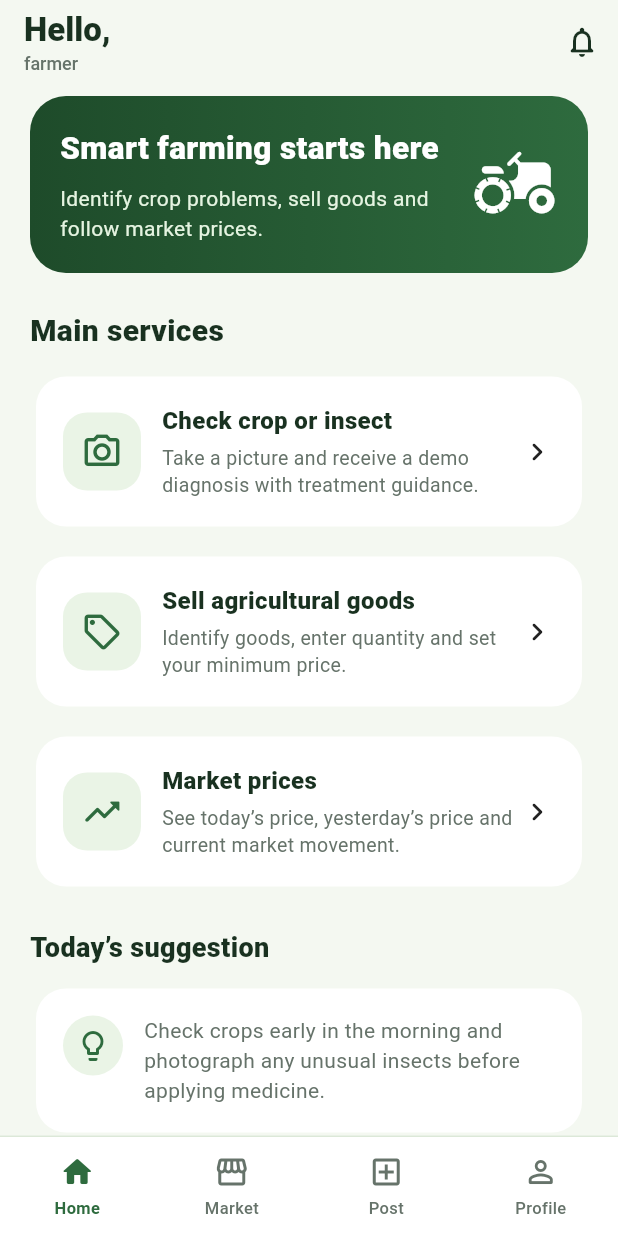
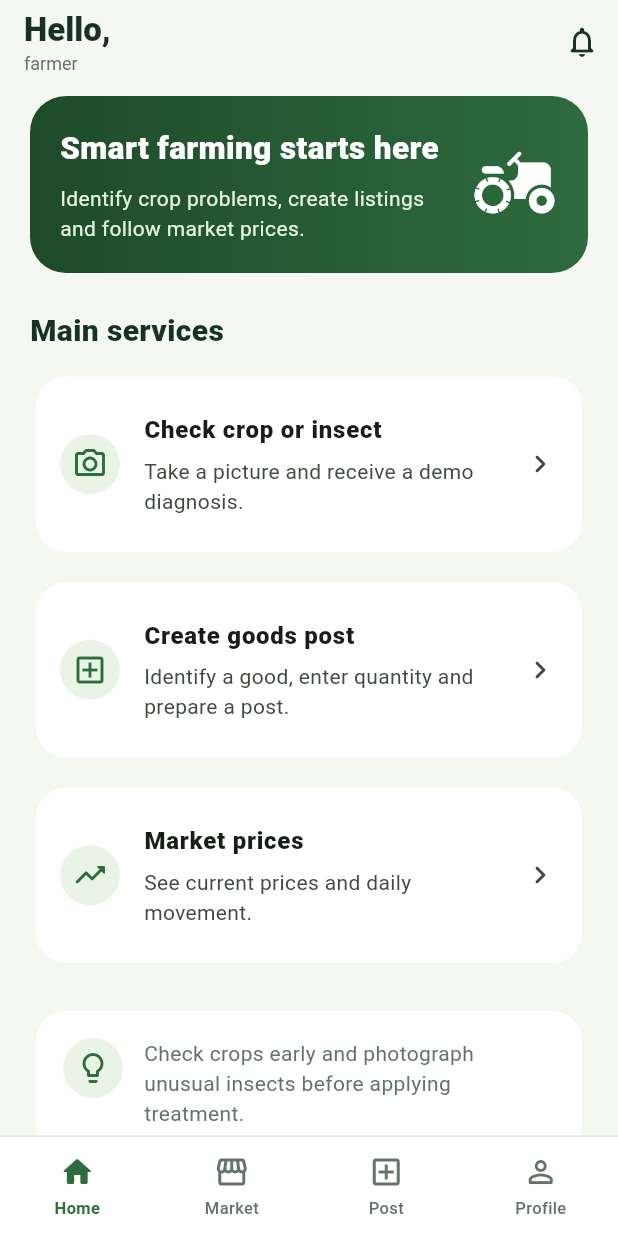
Before and after one commit to Rifatul-Islam-Munna/farmer-gov-asad-project, a Flutter app: the HomePage screen opened by its route, on a phone screen of 412 x 824 dp. Run offline on Flutter 3.47's test engine with Material 3 defaults, Android fonts, the phone set to English and light mode, and no system bars; our stand-ins replace auto_route, dio, flutter_dotenv, flutter_secure_storage, freezed_annotation, get_it and 4 more; missing offline and left inert: cached_query, cached_query_flutter, cached_storage, onesignal_flutter; accounts and stored records are empty; generated files the repository leaves out were written again; statements that could not run were skipped.

Commit message:
refactor(flutter): clean Farmer home page

```diff
--- a/farmer/lib/features/home/presentation/pages/home_page.dart
+++ b/farmer/lib/features/home/presentation/pages/home_page.dart
@@ -2,7 +2,6 @@ import 'package:auto_route/auto_route.dart';
 import 'package:flutter/material.dart';
 import 'package:get_it/get_it.dart';
 
-import '../../../../core/router/app_router.dart';
 import '../../../../core/storage/session_storage.dart';
 import '../../../../core/theme/app_theme.dart';
 
@@ -27,7 +26,6 @@ class HomePage extends StatelessWidget {
               session.role,
               style: const TextStyle(
                 fontSize: 12,
-                fontWeight: FontWeight.w500,
                 color: AppColors.textSecondary,
               ),
             ),
@@ -67,7 +65,7 @@ class HomePage extends StatelessWidget {
                       ),
                       SizedBox(height: 8),
                       Text(
-                        'Identify crop problems, sell goods and follow market prices.',
+                        'Identify crop problems, create listings and follow market prices.',
                         style: TextStyle(
                           color: Color(0xFFE5F4E1),
                           height: 1.4,
@@ -98,40 +96,24 @@ class HomePage extends StatelessWidget {
           _ServiceCard(
             icon: Icons.camera_alt_outlined,
             title: 'Check crop or insect',
-            description:
-                'Take a picture and receive a demo diagnosis with treatment guidance.',
+            description: 'Take a picture and receive a demo diagnosis.',
             onTap: () {},
           ),
           const SizedBox(height: 12),
           _ServiceCard(
-            icon: Icons.sell_outlined,
-            title: 'Sell agricultural goods',
-            description:
-                'Identify goods, enter quantity and set your minimum price.',
-            onTap: () {
-              context.tabsRouter.setActiveIndex(2);
-            },
+            icon: Icons.add_box_outlined,
+            title: 'Create goods post',
+            description: 'Identify a good, enter quantity and prepare a post.',
+            onTap: () => context.tabsRouter.setActiveIndex(2),
           ),
           const SizedBox(height: 12),
           _ServiceCard(
             icon: Icons.trending_up_rounded,
             title: 'Market prices',
-            description:
-                'See today’s price, yesterday’s price and current market movement.',
-            onTap: () {
-              context.tabsRouter.setActiveIndex(1);
-            },
+            description: 'See current prices and daily movement.',
+            onTap: () => context.tabsRouter.setActiveIndex(1),
           ),
           const SizedBox(height: 24),
-          const Text(
-            'Today’s suggestion',
-            style: TextStyle(
-              fontSize: 18,
-              fontWeight: FontWeight.w800,
-              color: AppColors.textPrimary,
-            ),
-          ),
-          const SizedBox(height: 10),
           const Card(
             child: Padding(
               padding: EdgeInsets.all(18),
@@ -146,7 +128,7 @@ class HomePage extends StatelessWidget {
                   SizedBox(width: 14),
                   Expanded(
                     child: Text(
-                      'Check crops early in the morning and photograph any unusual insects before applying medicine.',
+                      'Check crops early and photograph unusual insects before applying treatment.',
                       style: TextStyle(
                         height: 1.45,
                         color: AppColors.textSecondary,
@@ -179,51 +161,23 @@ class _ServiceCard extends StatelessWidget {
   @override
   Widget build(BuildContext context) {
     return Card(
-      child: InkWell(
+      child: ListTile(
         onTap: onTap,
-        borderRadius: BorderRadius.circular(20),
-        child: Padding(
-          padding: const EdgeInsets.all(18),
-          child: Row(
-            children: [
-              Container(
-                width: 52,
-                height: 52,
-                decoration: BoxDecoration(
-                  color: const Color(0xFFEAF4E6),
-                  borderRadius: BorderRadius.circular(16),
-                ),
-                child: Icon(icon, color: AppColors.primary, size: 28),
-              ),
-              const SizedBox(width: 14),
-              Expanded(
-                child: Column(
-                  crossAxisAlignment: CrossAxisAlignment.start,
-                  children: [
-                    Text(
-                      title,
-                      style: const TextStyle(
-                        fontSize: 16,
-                        fontWeight: FontWeight.w800,
-                        color: AppColors.textPrimary,
-                      ),
-                    ),
-                    const SizedBox(height: 5),
-                    Text(
-                      description,
-                      style: const TextStyle(
-                        fontSize: 13,
-                        height: 1.35,
-                        color: AppColors.textSecondary,
-                      ),
-                    ),
-                  ],
-                ),
-              ),
-              const Icon(Icons.chevron_right_rounded),
-            ],
-          ),
+        contentPadding: const EdgeInsets.all(16),
+        leading: CircleAvatar(
+          backgroundColor: const Color(0xFFEAF4E6),
+          foregroundColor: AppColors.primary,
+          child: Icon(icon),
         ),
+        title: Text(
+          title,
+          style: const TextStyle(fontWeight: FontWeight.w800),
+        ),
+        subtitle: Padding(
+          padding: const EdgeInsets.only(top: 5),
+          child: Text(description),
+        ),
+        trailing: const Icon(Icons.chevron_right_rounded),
       ),
     );
   }
```
